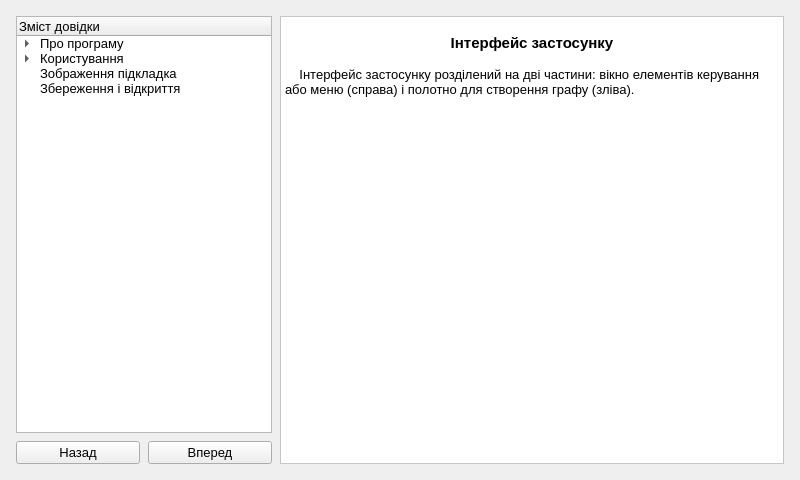
Before: the Qt Designer form graphedit/manual.ui in SnosMe/kursova, drawn with Qt 5.
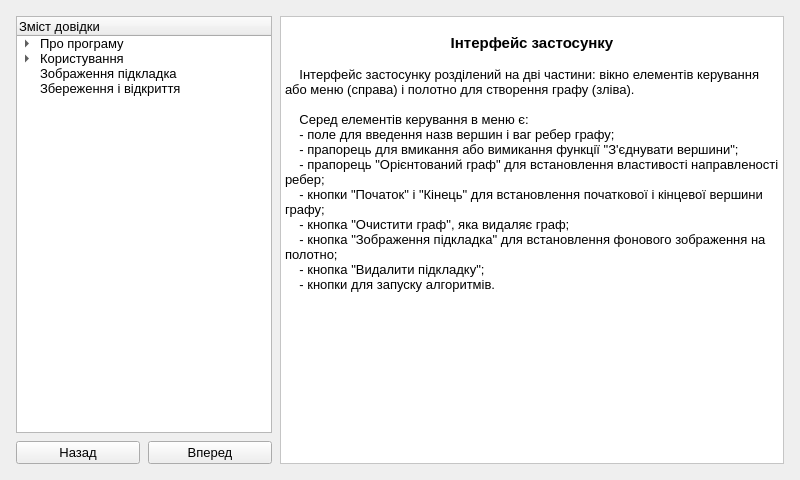
After: the same form once the commit is applied. The open tabs and pages were chosen to show the change. Icons and pictures are not drawn.

The edit to the form file:
```diff
--- a/graphedit/manual.ui
+++ b/graphedit/manual.ui
@@ -250,7 +250,19 @@
 &lt;p style=&quot;-qt-paragraph-type:empty; margin-top:0px; margin-bottom:0px; margin-left:0px; margin-right:0px; -qt-block-indent:0; text-indent:0px;&quot;&gt;&lt;br /&gt;&lt;/p&gt;
 &lt;p align=&quot;center&quot; style=&quot; margin-top:0px; margin-bottom:0px; margin-left:0px; margin-right:0px; -qt-block-indent:0; text-indent:0px;&quot;&gt;&lt;span style=&quot; font-size:11pt; font-weight:600;&quot;&gt;Інтерфейс застосунку&lt;/span&gt;&lt;/p&gt;
 &lt;p style=&quot;-qt-paragraph-type:empty; margin-top:0px; margin-bottom:0px; margin-left:0px; margin-right:0px; -qt-block-indent:0; text-indent:0px; font-size:10pt;&quot;&gt;&lt;br /&gt;&lt;/p&gt;
-&lt;p style=&quot; margin-top:0px; margin-bottom:0px; margin-left:0px; margin-right:0px; -qt-block-indent:0; text-indent:0px;&quot;&gt;&lt;span style=&quot; font-size:10pt;&quot;&gt;    Інтерфейс застосунку розділений на дві частини: вікно елементів керування або меню (справа) і полотно для створення графу (зліва).&lt;/span&gt;&lt;/p&gt;&lt;/body&gt;&lt;/html&gt;</string>
+&lt;p style=&quot; margin-top:0px; margin-bottom:0px; margin-left:0px; margin-right:0px; -qt-block-indent:0; text-indent:0px;&quot;&gt;&lt;span style=&quot; font-size:10pt;&quot;&gt;    Інтерфейс застосунку розділений на дві частини: вікно елементів керування або меню (справа) і полотно для створення графу (зліва).&lt;/span&gt;&lt;/p&gt;
+&lt;p style=&quot;-qt-paragraph-type:empty; margin-top:0px; margin-bottom:0px; margin-left:0px; margin-right:0px; -qt-block-indent:0; text-indent:0px; font-size:10pt;&quot;&gt;&lt;br /&gt;&lt;/p&gt;
+&lt;p style=&quot; margin-top:0px; margin-bottom:0px; margin-left:0px; margin-right:0px; -qt-block-indent:0; text-indent:0px;&quot;&gt;&lt;span style=&quot; font-size:10pt;&quot;&gt;    Серед елементів керування в меню є:&lt;/span&gt;&lt;/p&gt;
+&lt;p style=&quot; margin-top:0px; margin-bottom:0px; margin-left:0px; margin-right:0px; -qt-block-indent:0; text-indent:0px;&quot;&gt;&lt;span style=&quot; font-size:10pt;&quot;&gt;    - поле для введення назв вершин і ваг ребер графу;&lt;/span&gt;&lt;/p&gt;
+&lt;p style=&quot; margin-top:0px; margin-bottom:0px; margin-left:0px; margin-right:0px; -qt-block-indent:0; text-indent:0px;&quot;&gt;&lt;span style=&quot; font-size:10pt;&quot;&gt;    - прапорець для вмикання або вимикання функції &amp;quot;З'єднувати вершини&amp;quot;;&lt;/span&gt;&lt;/p&gt;
+&lt;p style=&quot; margin-top:0px; margin-bottom:0px; margin-left:0px; margin-right:0px; -qt-block-indent:0; text-indent:0px;&quot;&gt;&lt;span style=&quot; font-size:10pt;&quot;&gt;    - прапорець &amp;quot;Орієнтований граф&amp;quot; для встановлення властивості направленості ребер;&lt;/span&gt;&lt;/p&gt;
+&lt;p style=&quot; margin-top:0px; margin-bottom:0px; margin-left:0px; margin-right:0px; -qt-block-indent:0; text-indent:0px;&quot;&gt;&lt;span style=&quot; font-size:10pt;&quot;&gt;    - кнопки &amp;quot;Початок&amp;quot; і &amp;quot;Кінець&amp;quot; для встановлення початкової і кінцевої вершини графу;&lt;/span&gt;&lt;/p&gt;
+&lt;p style=&quot; margin-top:0px; margin-bottom:0px; margin-left:0px; margin-right:0px; -qt-block-indent:0; text-indent:0px;&quot;&gt;&lt;span style=&quot; font-size:10pt;&quot;&gt;    - кнопка &amp;quot;Очистити граф&amp;quot;, яка видаляє граф;&lt;/span&gt;&lt;/p&gt;
+&lt;p style=&quot; margin-top:0px; margin-bottom:0px; margin-left:0px; margin-right:0px; -qt-block-indent:0; text-indent:0px;&quot;&gt;&lt;span style=&quot; font-size:10pt;&quot;&gt;    - кнопка &amp;quot;Зображення підкладка&amp;quot; для встановлення фонового зображення на полотно;&lt;/span&gt;&lt;/p&gt;
+&lt;p style=&quot; margin-top:0px; margin-bottom:0px; margin-left:0px; margin-right:0px; -qt-block-indent:0; text-indent:0px;&quot;&gt;&lt;span style=&quot; font-size:10pt;&quot;&gt;    - кнопка &amp;quot;Видалити підкладку&amp;quot;;&lt;/span&gt;&lt;/p&gt;
+&lt;p style=&quot; margin-top:0px; margin-bottom:0px; margin-left:0px; margin-right:0px; -qt-block-indent:0; text-indent:0px;&quot;&gt;&lt;span style=&quot; font-size:10pt;&quot;&gt;    - кнопки для запуску алгоритмів.&lt;/span&gt;&lt;/p&gt;
+&lt;p style=&quot;-qt-paragraph-type:empty; margin-top:0px; margin-bottom:0px; margin-left:0px; margin-right:0px; -qt-block-indent:0; text-indent:0px; font-size:10pt;&quot;&gt;&lt;br /&gt;&lt;/p&gt;
+&lt;p style=&quot;-qt-paragraph-type:empty; margin-top:0px; margin-bottom:0px; margin-left:0px; margin-right:0px; -qt-block-indent:0; text-indent:0px; font-size:10pt;&quot;&gt;&lt;br /&gt;&lt;/p&gt;&lt;/body&gt;&lt;/html&gt;</string>
          </property>
         </widget>
        </item>
```
Left out of the diff: 34 changed lines with no effect on the pictures.
